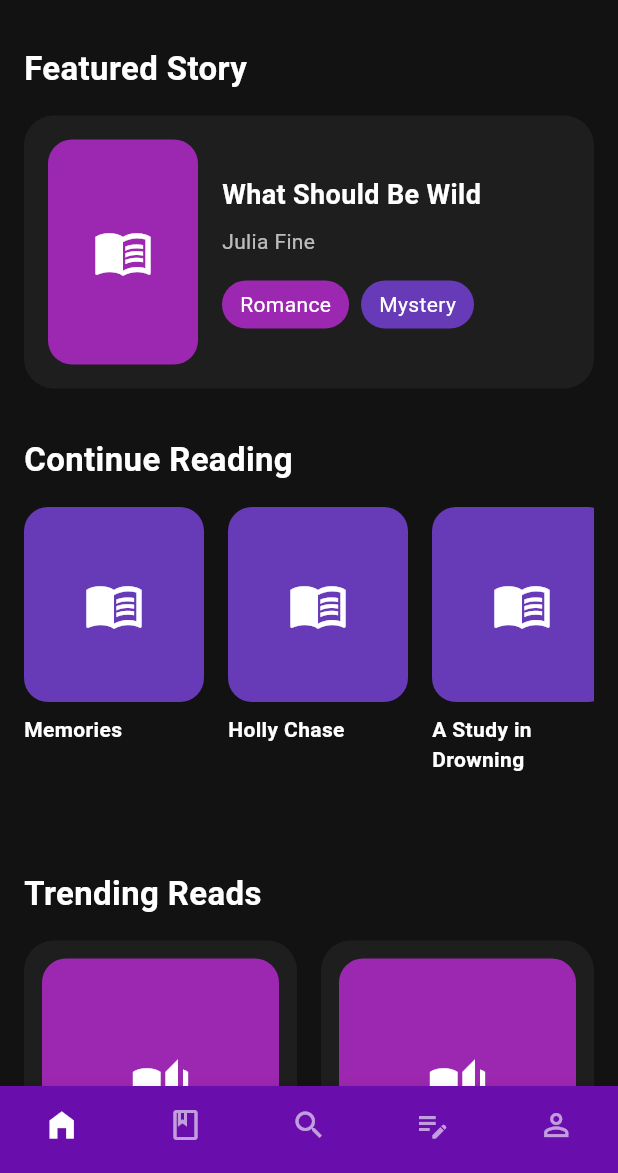
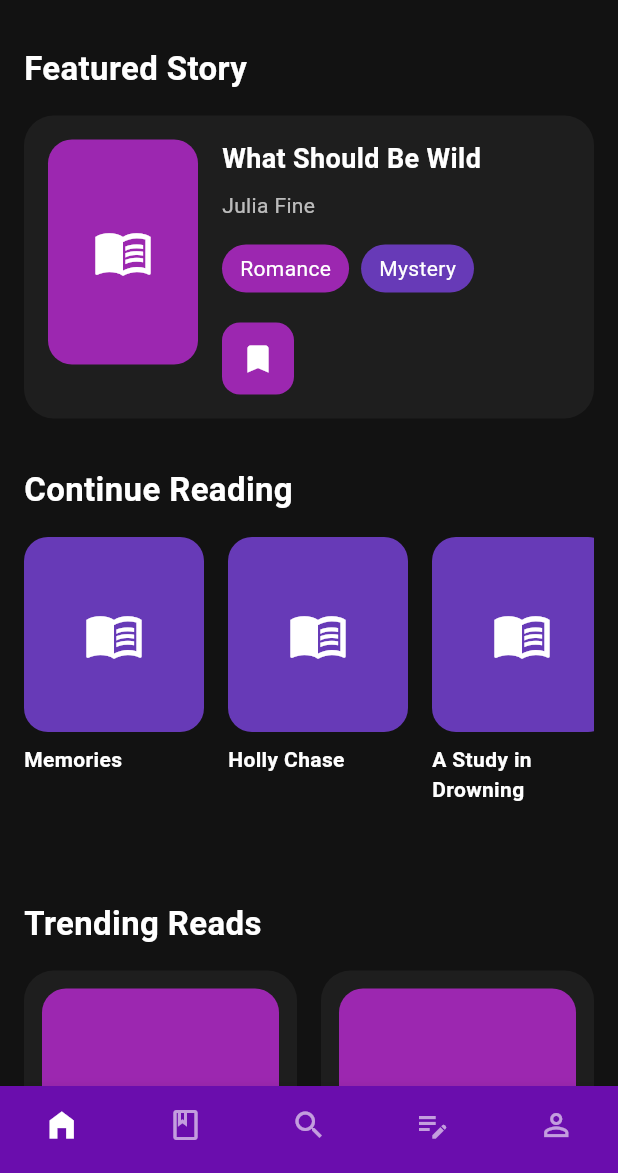
Before and after one commit to talitha404/naratia-app, a Flutter app: the HomeScreen screen opened directly, on a phone screen of 412 x 824 dp, the part 63-1236 px from its top. Run offline on Flutter 3.47's test engine with Material 3 defaults, Android fonts, the phone set to English and light mode, and no system bars; our stand-ins replace shared_preferences; accounts and stored records are empty.

Commit message:
implement bookmark feature from home

```diff
--- a/lib/views/home/home_content.dart
+++ b/lib/views/home/home_content.dart
@@ -1,4 +1,7 @@
 import 'package:flutter/material.dart';
+import 'package:provider/provider.dart';
+
+import '../../viewmodels/bookmark_viewmodel.dart';
 
 class HomeContent extends StatelessWidget {
   const HomeContent({super.key});
@@ -34,6 +37,8 @@ class HomeContent extends StatelessWidget {
             ),
 
             child: Row(
+              crossAxisAlignment: CrossAxisAlignment.start,
+
               children: [
 
                 // BOOK COVER
@@ -126,6 +131,50 @@ class HomeContent extends StatelessWidget {
                           ),
                         ],
                       ),
+
+                      const SizedBox(height: 20),
+
+                      // BOOKMARK BUTTON
+                      Align(
+                        alignment: Alignment.centerLeft,
+
+                        child: Container(
+                          decoration: BoxDecoration(
+                            color: Colors.purple,
+                            borderRadius: BorderRadius.circular(12),
+                          ),
+
+                          child: IconButton(
+
+                            icon: const Icon(
+                              Icons.bookmark,
+                              color: Colors.white,
+                            ),
+
+                            onPressed: () async {
+
+                              await context
+                                  .read<BookmarkViewModel>()
+                                  .addBookmark(
+                                    'What Should Be Wild',
+                                  );
+
+                              if (context.mounted) {
+
+                                ScaffoldMessenger.of(context)
+                                    .showSnackBar(
+
+                                  const SnackBar(
+                                    content: Text(
+                                      'Story saved!',
+                                    ),
+                                  ),
+                                );
+                              }
+                            },
+                          ),
+                        ),
+                      ),
                     ],
                   ),
                 ),
@@ -148,9 +197,9 @@ class HomeContent extends StatelessWidget {
           const SizedBox(height: 16),
 
           SizedBox(
-  height: 210,
+            height: 210,
 
-  child: ListView(
+            child: ListView(
               scrollDirection: Axis.horizontal,
 
               children: [
```
